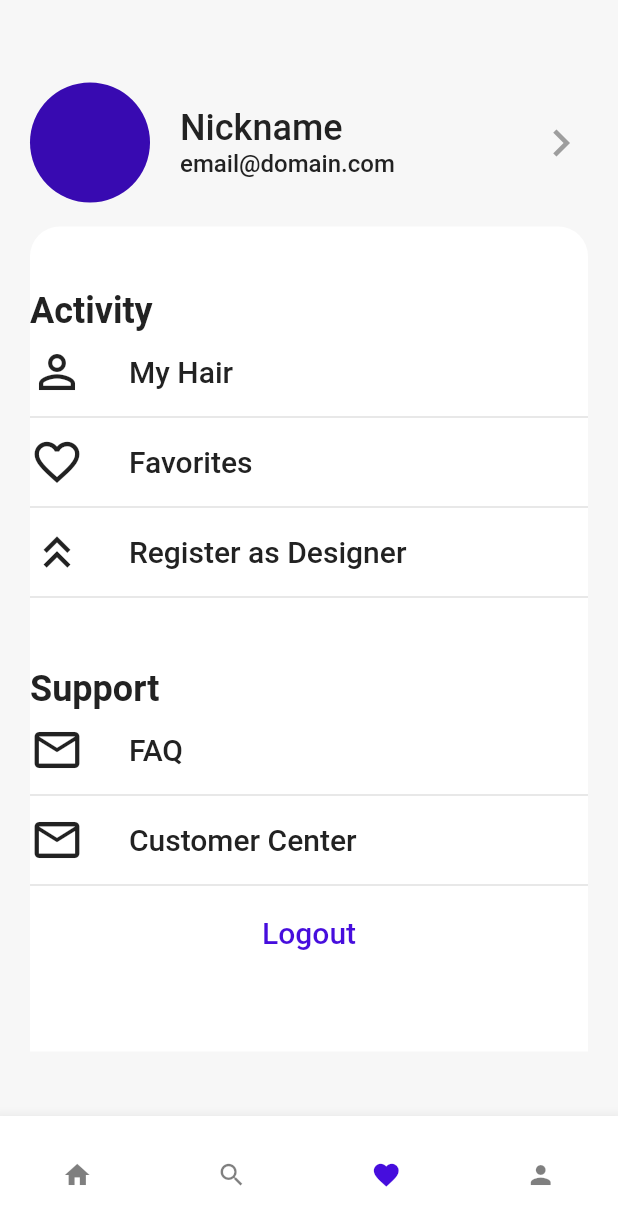
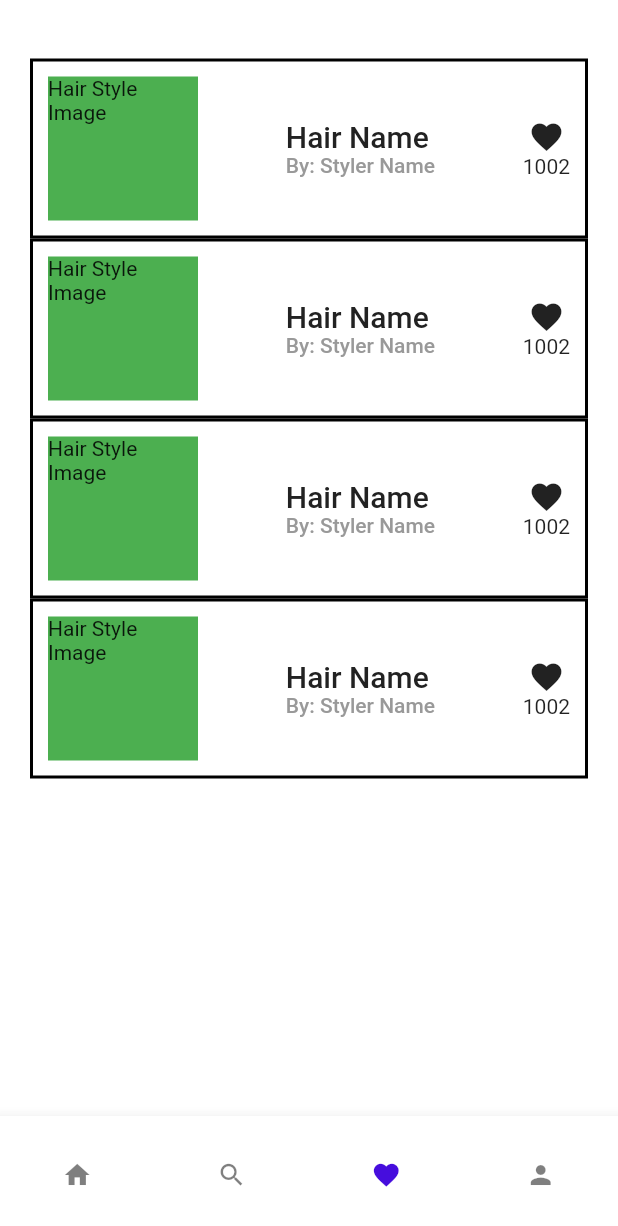
Before and after one commit to pendant-k/2022_global_capstone_hair_heist, a Flutter app: the MainNavigationPage screen opened by its route, item 3 of the bottom bar chosen, on a phone screen of 412 x 824 dp. Shown: the top 1226 px of the screen. Run offline on Flutter 3.47's test engine with Material 2 defaults, Android fonts, the phone set to English and light mode, and no system bars; our stand-ins replace dotted_line, firebase_core, flutter_screenutil, get, get_storage; accounts and stored records are empty.

Commit message:
favorite listview version adeed

```diff
--- /dev/null
+++ b/lib/app/ui/like/view/like_page.dart
@@ -0,0 +1,225 @@
+import 'package:flutter/material.dart';
+import 'package:flutter_screenutil/flutter_screenutil.dart';
+import 'package:get/get.dart';
+
+// configs
+import 'package:hair_heist/app/config/palette.dart';
+import 'package:hair_heist/app/config/global_styles.dart';
+
+class LikePage extends StatelessWidget {
+  const LikePage({super.key});
+
+  @override
+  Widget build(BuildContext context) {
+    return Scaffold(
+      body: Container(
+        color: Colors.white,
+        width: double.infinity,
+        padding: EdgeInsets.fromLTRB(20.w, 39.w, 20.w, 0),
+        child: ListView(
+          children: [
+            Container(
+              padding: EdgeInsets.all(10),
+              decoration: BoxDecoration(
+                border: Border.all(
+                  color: Colors.black,
+                  width: 2,
+                ),
+              ),
+              height: 120.w,
+              child: Row(
+                mainAxisAlignment: MainAxisAlignment.spaceBetween,
+                children: [
+                  Container(
+                    //Image
+                    width: 100.w,
+                    height: 100.w,
+                    color: Colors.green,
+                    child: Text('Hair Style Image'),
+                  ),
+                  Column(
+                    mainAxisAlignment: MainAxisAlignment.center,
+                    crossAxisAlignment: CrossAxisAlignment.start,
+                    children: [
+                      Text(
+                        'Hair Name',
+                        style: GlobalStyle.primaryText.copyWith(
+                          fontWeight: FontWeight.w500,
+                          fontSize: 20.sp,
+                        ),
+                      ),
+                      Text(
+                        'By: Styler Name',
+                        style: GlobalStyle.secondaryText.copyWith(
+                          fontWeight: FontWeight.w500,
+                          fontSize: 14.sp,
+                        ),
+                      ),
+                    ],
+                  ),
+                  Column(
+                    mainAxisAlignment: MainAxisAlignment.center,
+                    children: [
+                      Icon(Icons.favorite),
+                      Text('1002'),
+                    ],
+                  ),
+                ],
+              ),
+            ),
+            Container(
+              padding: EdgeInsets.all(10),
+              decoration: BoxDecoration(
+                border: Border.all(
+                  color: Colors.black,
+                  width: 2,
+                ),
+              ),
+              height: 120.w,
+              child: Row(
+                mainAxisAlignment: MainAxisAlignment.spaceBetween,
+                children: [
+                  Container(
+                    //Image
+                    width: 100.w,
+                    height: 100.w,
+                    color: Colors.green,
+                    child: Text('Hair Style Image'),
+                  ),
+                  Column(
+                    mainAxisAlignment: MainAxisAlignment.center,
+                    crossAxisAlignment: CrossAxisAlignment.start,
+                    children: [
+                      Text(
+                        'Hair Name',
+                        style: GlobalStyle.primaryText.copyWith(
+                          fontWeight: FontWeight.w500,
+                          fontSize: 20.sp,
+                        ),
+                      ),
+                      Text(
+                        'By: Styler Name',
+                        style: GlobalStyle.secondaryText.copyWith(
+                          fontWeight: FontWeight.w500,
+                          fontSize: 14.sp,
+                        ),
+                      ),
+                    ],
+                  ),
+                  Column(
+                    mainAxisAlignment: MainAxisAlignment.center,
+                    children: [
+                      Icon(Icons.favorite),
+                      Text('1002'),
+                    ],
+                  ),
+                ],
+              ),
+            ),
+            Container(
+              padding: EdgeInsets.all(10),
+              decoration: BoxDecoration(
+                border: Border.all(
+                  color: Colors.black,
+                  width: 2,
+                ),
+              ),
+              height: 120.w,
+              child: Row(
+                mainAxisAlignment: MainAxisAlignment.spaceBetween,
+                children: [
+                  Container(
+                    //Image
+                    width: 100.w,
+                    height: 100.w,
+                    color: Colors.green,
+                    child: Text('Hair Style Image'),
+                  ),
+                  Column(
+                    mainAxisAlignment: MainAxisAlignment.center,
+                    crossAxisAlignment: CrossAxisAlignment.start,
+                    children: [
+                      Text(
+                        'Hair Name',
+                        style: GlobalStyle.primaryText.copyWith(
+                          fontWeight: FontWeight.w500,
+                          fontSize: 20.sp,
+                        ),
+                      ),
+                      Text(
+                        'By: Styler Name',
+                        style: GlobalStyle.secondaryText.copyWith(
+                          fontWeight: FontWeight.w500,
+                          fontSize: 14.sp,
+                        ),
+                      ),
+                    ],
+                  ),
+                  Column(
+                    mainAxisAlignment: MainAxisAlignment.center,
+                    children: [
+                      Icon(Icons.favorite),
+                      Text('1002'),
+                    ],
+                  ),
+                ],
+              ),
+            ),
+            Container(
+              padding: EdgeInsets.all(10),
+              decoration: BoxDecoration(
+                border: Border.all(
+                  color: Colors.black,
+                  width: 2,
+                ),
+              ),
+              height: 120.w,
+              child: Row(
+                mainAxisAlignment: MainAxisAlignment.spaceBetween,
+                children: [
+                  Container(
+                    //Image
+                    width: 100.w,
+                    height: 100.w,
+                    color: Colors.green,
+                    child: Text('Hair Style Image'),
+                  ),
+                  Column(
+                    mainAxisAlignment: MainAxisAlignment.center,
+                    crossAxisAlignment: CrossAxisAlignment.start,
+                    children: [
+                      Text(
+                        'Hair Name',
+                        style: GlobalStyle.primaryText.copyWith(
+                          fontWeight: FontWeight.w500,
+                          fontSize: 20.sp,
+                        ),
+                      ),
+                      Text(
+                        'By: Styler Name',
+                        style: GlobalStyle.secondaryText.copyWith(
+                          fontWeight: FontWeight.w500,
+                          fontSize: 14.sp,
+                        ),
+                      ),
+                    ],
+                  ),
+                  Column(
+                    mainAxisAlignment: MainAxisAlignment.center,
+                    children: [
+                      Icon(Icons.favorite),
+                      Text('1002'),
+                    ],
+                  ),
+                ],
+              ),
+            ),
+          ],
+        ),
+      ),
+    );
+  }
+}
+
+// TODO: Home Banner position
+// TODO: Hint text 내용 수정
--- a/lib/app/ui/main_navigation/main_nav_page.dart
+++ b/lib/app/ui/main_navigation/main_nav_page.dart
@@ -9,6 +9,7 @@ import 'package:hair_heist/app/config/palette.dart';
 // controllers
 import 'package:hair_heist/app/controller/main_nav_idx_controller.dart';
 import 'package:hair_heist/app/ui/home/view/home_page.dart';
+import 'package:hair_heist/app/ui/like/view/like_page.dart';
 import 'package:hair_heist/app/ui/mypage/view/my_page.dart';
 import 'package:hair_heist/app/ui/search/view/search_page.dart';
 
@@ -27,7 +28,7 @@ class MainNavigationPage extends StatelessWidget {
   Widget build(BuildContext context) {
     // dependency injection - Home Index State
     final _controller = Get.put(MainNavIndexController());
-    final _mainPages = [HomePage(), SearchPage(), MyPage(), MyPage()];
+    final _mainPages = [HomePage(), SearchPage(), LikePage(), MyPage()];
 
     return SafeArea(
       child: Scaffold(
```
Also changed, not shown: lib/app/ui/like/like.dart (added).
